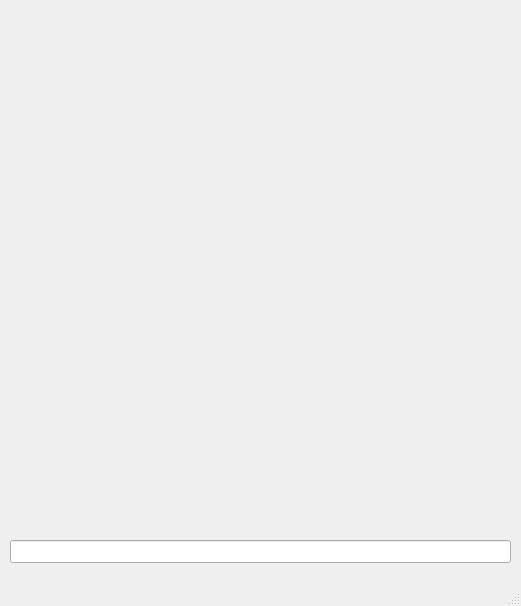
Old version of the form mainwindow.ui in the repository Patcast/SearchingAlgorithms.
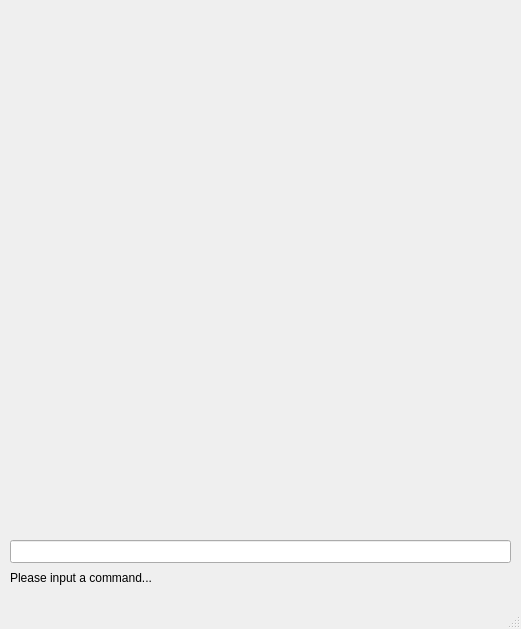
New version of the form.

Commit message: Command line and graphics interface chaining

The edit to the form file:
```diff
--- a/mainwindow.ui
+++ b/mainwindow.ui
@@ -7,7 +7,7 @@
     <x>0</x>
     <y>0</y>
     <width>521</width>
-    <height>606</height>
+    <height>629</height>
    </rect>
   </property>
   <property name="windowTitle">
@@ -29,13 +29,26 @@
      <rect>
       <x>10</x>
       <y>10</y>
-      <width>501</width>
-      <height>501</height>
+      <width>500</width>
+      <height>500</height>
      </rect>
     </property>
     <widget class="QWidget" name="page"/>
     <widget class="QWidget" name="page_2"/>
    </widget>
+   <widget class="QLabel" name="label">
+    <property name="geometry">
+     <rect>
+      <x>10</x>
+      <y>570</y>
+      <width>501</width>
+      <height>16</height>
+     </rect>
+    </property>
+    <property name="text">
+     <string>Please input a command...</string>
+    </property>
+   </widget>
   </widget>
   <widget class="QMenuBar" name="menubar">
    <property name="geometry">
```
Left out of the diff: 2 changed lines with no effect on the pictures. The commit also changes 10 other files.
